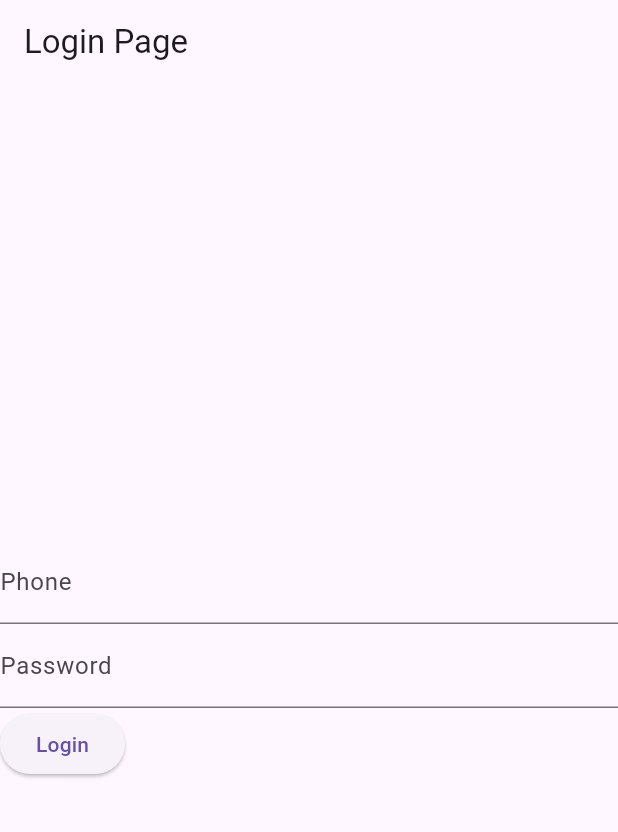
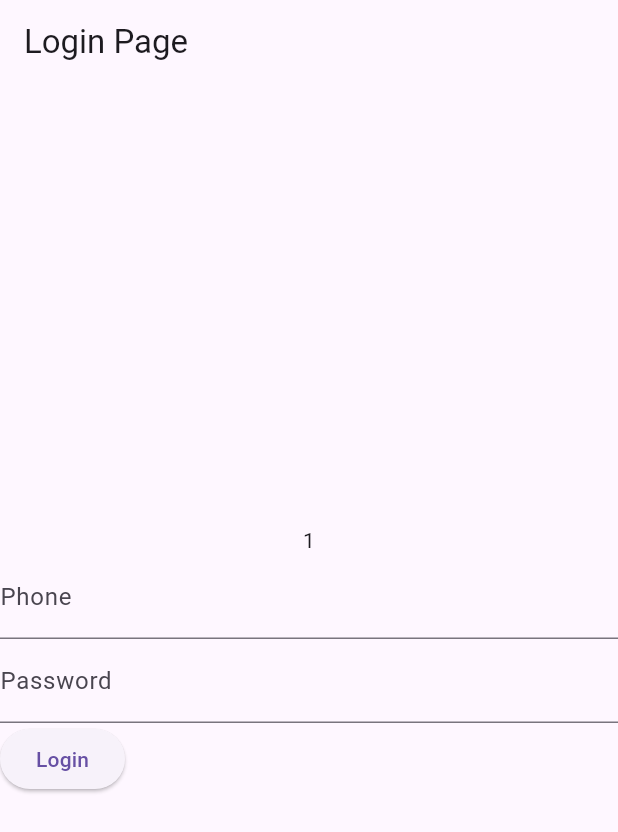
Before and after one commit to brughwani/limsoncrm, a Flutter app: the screen it shows after launch, on a phone screen of 412 x 824 dp. Shown: the top 832 px of the screen. Run offline on Flutter 3.47's test engine with Material 3 defaults, Android fonts, the phone set to English and light mode, and no system bars; our stand-ins replace auto_size_text, cloud_firestore, dropdown_button2, firebase_auth, firebase_core, flutter_dotenv and 2 more; missing offline and left inert: dart:js_interop, excel; accounts and stored records are empty; generated files the repository leaves out were written again.

Commit message:
deploy to production

```diff
--- a/lib/loginpage.dart
+++ b/lib/loginpage.dart
@@ -103,6 +103,7 @@ class _MyHomePageState extends State<MyHomePage> {
         child: Column(
           mainAxisAlignment: MainAxisAlignment.center,
           children: <Widget>[
+            Text("1"),
             TextFormField(
               controller: username,
               decoration: InputDecoration(labelText: "Phone"),
```
